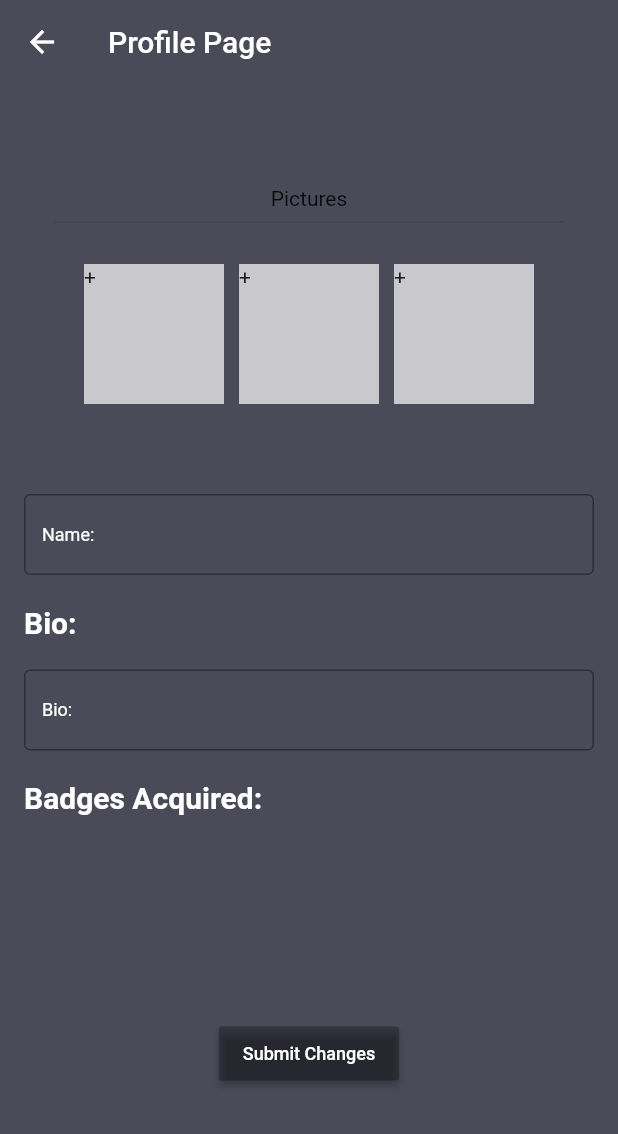
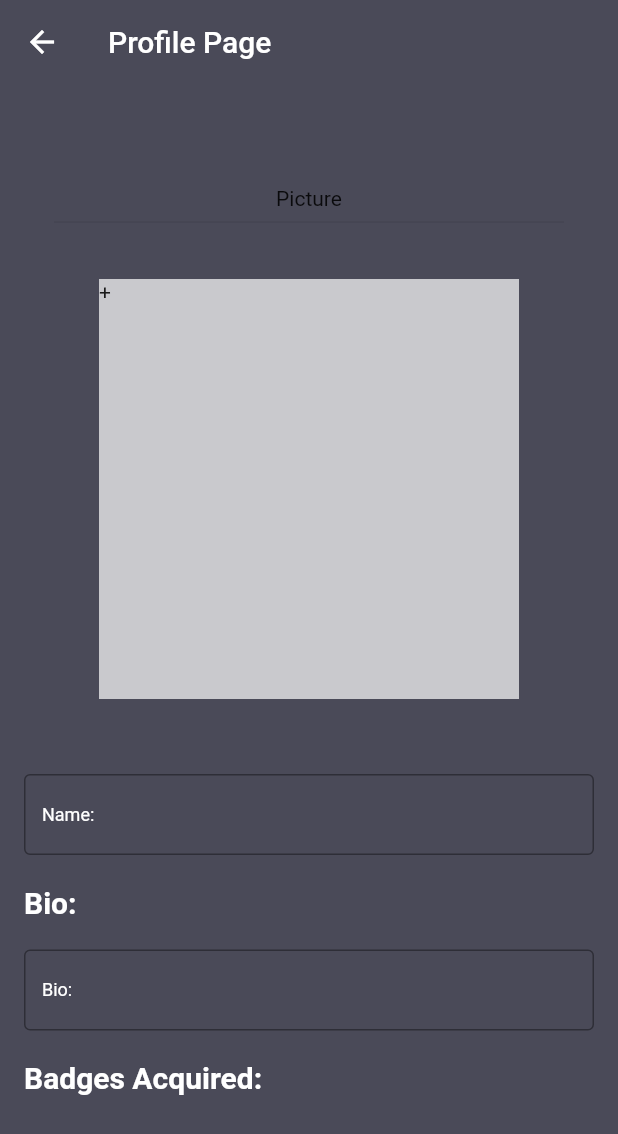
Before and after one commit to captainc3/FlutterDigitalBadge, a Flutter app: the EditProfile screen opened directly, on a phone screen of 412 x 824 dp. Shown: the top 1134 px of the screen. Run offline on Flutter 3.47's test engine with Material 2 defaults, Android fonts, the phone set to English and light mode, and no system bars; our stand-ins replace cloud_firestore, firebase_auth, firebase_storage, image_picker; missing offline and left inert: flappy_search_bar; accounts and stored records are empty.

Commit message:
display images, save images in storage

```diff
--- a/lib/screens/profile/editProfile.dart
+++ b/lib/screens/profile/editProfile.dart
@@ -2,10 +2,11 @@ import 'dart:io';
 import 'package:flutter/material.dart';
 import 'package:provider/provider.dart';
 import 'package:cloud_firestore/cloud_firestore.dart';
-import 'package:sample_flutter_app/screens/home/home.dart';
 import 'package:sample_flutter_app/services/auth.dart';
 import 'package:sample_flutter_app/models/models.dart';
 import 'package:image_picker/image_picker.dart';
+import 'package:path/path.dart';
+import 'package:firebase_storage/firebase_storage.dart';
 
 final Color backgroundColor = Color(0xFF4A4A58);
 
@@ -40,10 +41,27 @@ class _EditProfile extends State<EditProfile> {
 
   Future _getImage() async {
     var image = await ImagePicker.pickImage(source: ImageSource.gallery);
+    print('henlo');
 
-    setState(() {
-      _image = image;
-    });
+    if (this.mounted) {
+      setState(() {
+        _image = image;
+        print('Image Path $_image');
+      });
+    }
+  }
+
+  Future uploadImage(BuildContext context) async {
+    String fileName = basename(_image.path); // get the file name
+    StorageReference storageRef = FirebaseStorage.instance.ref().child(fileName); // get the reference
+    StorageUploadTask uploadTask = storageRef.putFile(_image); // put the file in firebase
+    StorageTaskSnapshot taskSnapshot = await uploadTask.onComplete;
+
+    if (this.mounted) {
+      setState(() {
+        print('image uploaded');
+      });
+    }
   }
 
   @override
@@ -90,50 +108,29 @@ class _EditProfile extends State<EditProfile> {
                   padding: EdgeInsets.all(20),
                   child: Column(
                     children: <Widget>[
-                      Text('Pictures'),
+                      Text('Picture'),
                       Divider(),
                       GridView.count(
                         shrinkWrap: true,
                         primary: false,
-                        padding: const EdgeInsets.all(20),
+                        padding: const EdgeInsets.all(30),
                         crossAxisSpacing: 10,
                         mainAxisSpacing: 10,
-                        crossAxisCount: 3,
+                        crossAxisCount: 1,
                         children: <Widget>[
                           GestureDetector(
-//                            onTap: () {
-//                              print('add image 1');
-//                            },
                             onTap: _getImage,
                             child: Container(
                               color: Colors.white70,
-                              child: Text('+'),
+                              child: _image == null ? Text('+') : Image.file(_image, fit: BoxFit.fill),
                             ),
-                          ),
-                          GestureDetector(
-                              onTap: () {
-                                print('add image 2');
-                              },
-                              child: Container(
-                                color: Colors.white70,
-                                child: Text('+'),
-                              ),
-                          ),
-                          GestureDetector(
-                              onTap: () {
-                                print('add image 3');
-                              },
-                              child: Container(
-                                color: Colors.white70,
-                                child: Text('+'),
-                              ),
                           ),
                         ],
                       ),
                     ],
                   ),
                 ),
-                SizedBox(height: 20, width: 20,),
+//                SizedBox(height: 20, width: 20,),
                 TextField(
                     decoration: InputDecoration(
                       border: OutlineInputBorder(
@@ -207,6 +204,7 @@ class _EditProfile extends State<EditProfile> {
 
                       return new RaisedButton(
                         onPressed: () async {
+                          uploadImage(context);
                           setUserData(Provider.of<User>(context).uid, userName, userBio, userBadges, Provider.of<User>(context).email);
                           Navigator.of(context).pop();
                         },
--- a/pubspec.yaml
+++ b/pubspec.yaml
@@ -29,6 +29,9 @@ dependencies:
   provider: ^3.1.0
   flappy_search_bar: ^1.7.2
   image_picker:  ^0.6.0
+  firebase_storage: ^3.0.8
+  firebase_core: ^0.4.0+9
+  firebase_analytics: ^5.0.6
 
 dev_dependencies:
   flutter_test:
```
Also changed, not shown: pubspec.lock, 2 other files.
